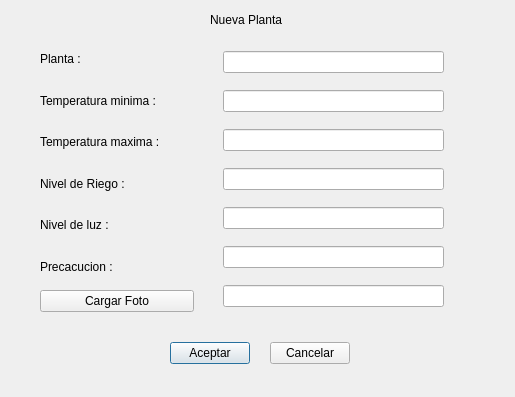
Above: Invernadero/Fuentes/PC/prueba_DB-Plantas/datos.ui from LauraMont/TPO-Invernadero before the change. Below: the same form after it.
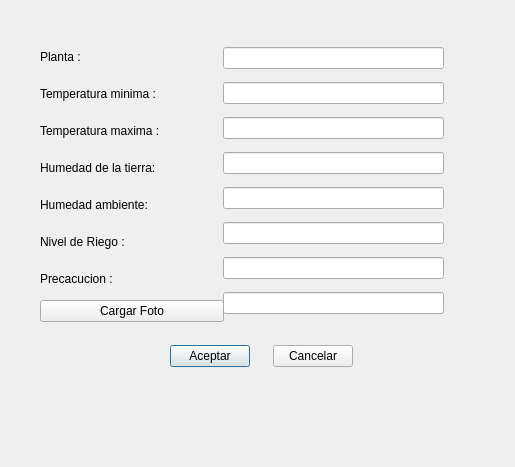
That is the form after the change.

Commit message: Nuevas mejoras al proyecto final

What changed in the file:
```diff
--- a/Invernadero/Fuentes/PC/prueba_DB-Plantas/datos.ui
+++ b/Invernadero/Fuentes/PC/prueba_DB-Plantas/datos.ui
@@ -7,32 +7,19 @@
     <x>0</x>
     <y>0</y>
     <width>515</width>
-    <height>397</height>
+    <height>467</height>
    </rect>
   </property>
   <property name="windowTitle">
    <string>Dialog</string>
   </property>
-  <widget class="QLabel" name="label">
-   <property name="geometry">
-    <rect>
-     <x>210</x>
-     <y>10</y>
-     <width>101</width>
-     <height>20</height>
-    </rect>
-   </property>
-   <property name="text">
-    <string>Nueva Planta</string>
-   </property>
-  </widget>
   <widget class="QWidget" name="layoutWidget">
    <property name="geometry">
     <rect>
      <x>170</x>
      <y>340</y>
-     <width>180</width>
-     <height>27</height>
+     <width>183</width>
+     <height>32</height>
     </rect>
    </property>
    <layout class="QHBoxLayout" name="horizontalLayout">
@@ -83,8 +70,8 @@
     <rect>
      <x>40</x>
      <y>41</y>
-     <width>154</width>
-     <height>271</height>
+     <width>184</width>
+     <height>281</height>
     </rect>
    </property>
    <layout class="QVBoxLayout" name="verticalLayout">
@@ -109,6 +96,20 @@
       </property>
      </widget>
     </item>
+    <item>
+     <widget class="QLabel" name="label_7">
+      <property name="text">
+       <string>Humedad de la tierra:</string>
+      </property>
+     </widget>
+    </item>
+    <item>
+     <widget class="QLabel" name="label_5">
+      <property name="text">
+       <string>Humedad ambiente:</string>
+      </property>
+     </widget>
+    </item>
     <item>
      <widget class="QLabel" name="label_4">
       <property name="text">
@@ -116,13 +117,6 @@
       </property>
      </widget>
     </item>
-    <item>
-     <widget class="QLabel" name="label_5">
-      <property name="text">
-       <string>Nivel de luz :</string>
-      </property>
-     </widget>
-    </item>
     <item>
      <widget class="QLabel" name="label_6">
       <property name="text">
@@ -145,7 +139,7 @@
      <x>223</x>
      <y>40</y>
      <width>221</width>
-     <height>281</height>
+     <height>283</height>
     </rect>
    </property>
    <layout class="QVBoxLayout" name="verticalLayout_2">
@@ -167,14 +161,21 @@
      </widget>
     </item>
     <item>
-     <widget class="QLineEdit" name="lineEdit_nivel_riego">
+     <widget class="QLineEdit" name="lineEdit_h_tierra">
+      <property name="maxLength">
+       <number>5</number>
+      </property>
+     </widget>
+    </item>
+    <item>
+     <widget class="QLineEdit" name="lineEdit_h_amb">
       <property name="maxLength">
        <number>1</number>
       </property>
      </widget>
     </item>
     <item>
-     <widget class="QLineEdit" name="lineEdit_nivel_luz"/>
+     <widget class="QLineEdit" name="lineEdit_nivel_riego"/>
     </item>
     <item>
      <widget class="QLineEdit" name="lineEdit_precaucion"/>
```
Left out of the diff: 2 changed lines with no effect on the pictures. The commit also changes 50 other files.
